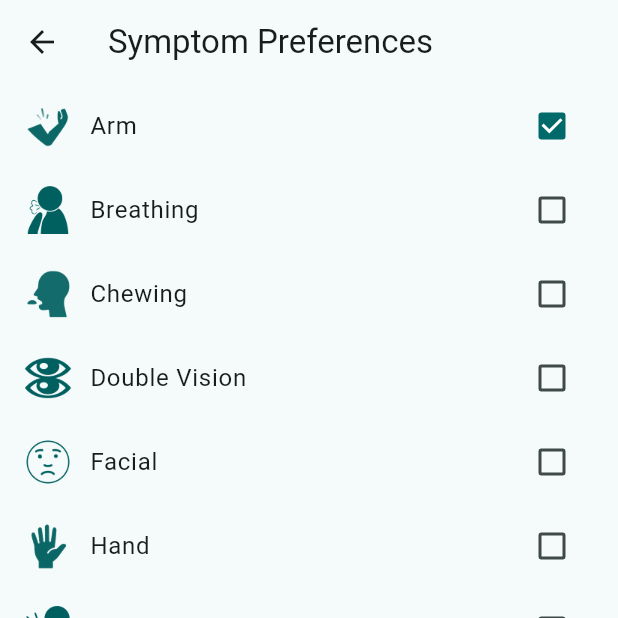
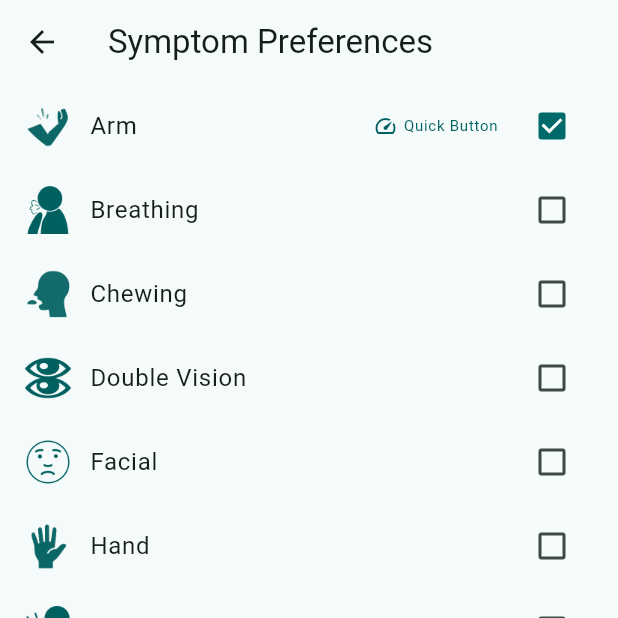
Before and after one commit to dojosgithub/mestinow, a Flutter app: the SymptomPreferencesPage screen opened directly, after a tap on "Arm", on a phone screen of 412 x 824 dp, the top half of it. Run offline on Flutter 3.47's test engine with Material 3 defaults, Android fonts, the phone set to English and light mode, and no system bars; our stand-ins replace file_picker, flutter_local_notifications, google_fonts, objectbox, percent_indicator, qr_flutter and 4 more; accounts and stored records are empty; generated files the repository leaves out were written again.

Commit message:
meaningful display of sypmtoms

```diff
--- a/lib/l10n/app_en.arb
+++ b/lib/l10n/app_en.arb
@@ -85,6 +85,7 @@
     "describeSymptom": "Describe your symptom...",
     "symptomPreferences": "Symptom Preferences",
     "symptomLimitMessage": "You can select up to 7 preferred symptoms",
+    "quickButton": "Quick Button",
     "medications": "Medications",
     "mgCautionaryMedications": "MG Cautionary Medications",
     "cautionaryMedicationsInfo": "This list contains medications that may affect Myasthenia Gravis (MG) symptoms. It is based on recommendations from the Myasthenia Gravis Foundation of America (MGFA). Always consult with your healthcare provider before starting or stopping any medication.",
--- a/lib/l10n/app_es.arb
+++ b/lib/l10n/app_es.arb
@@ -85,6 +85,7 @@
     "describeSymptom": "Describe su síntoma...",
     "symptomPreferences": "Preferencias de síntomas",
     "symptomLimitMessage": "Solo puedes seleccionar hasta 7 síntomas preferidos.",
+    "quickButton": "Botón Rápido",
     "medications": "Medicamentos",
     "mgCautionaryMedications": "Medicamentos de precaución",
     "cautionaryMedicationsInfo": "Esta lista contiene medicamentos que pueden afectar los síntomas de la Miastenia Gravis (MG). Está basada en las recomendaciones de la Myasthenia Gravis Foundation of America (MGFA). Siempre consulte con su proveedor de atención médica antes de comenzar o suspender cualquier medicamento.",
--- a/lib/pages/symptom_preferences_page.dart
+++ b/lib/pages/symptom_preferences_page.dart
@@ -50,11 +50,10 @@ class _SymptomPreferencesPageState extends State<SymptomPreferencesPage> {
     setState(() {
       allSymptoms = [
         ...Event.getSymptoms(),
-        ...customSymptoms.map((s) => Event(
-              code: s.name,
-              icon: 'assets/icons/custom.png',
-              type: 'sym'
-            )),
+        ...customSymptoms.map(
+          (s) =>
+              Event(code: s.name, icon: 'assets/icons/custom.png', type: 'sym'),
+        ),
       ];
     });
   }
@@ -110,7 +109,8 @@ class _SymptomPreferencesPageState extends State<SymptomPreferencesPage> {
       ),
       body: ListView(
         controller: _scrollController,
-        children: sortedSymptoms.map((symptom) {
+        children:
+            sortedSymptoms.map((symptom) {
               final code = symptom.code;
               return CheckboxListTile(
                 title: Row(
@@ -122,7 +122,31 @@ class _SymptomPreferencesPageState extends State<SymptomPreferencesPage> {
                       height: 32,
                     ),
                     const SizedBox(width: 12),
+                    Expanded(
+                      child: Row(
+                        children: [
                           Expanded(child: Text(symptom.getDisplayName(l10n))),
+                          if (selectedCodes.contains(code))
+                            Row(
+                              children: [
+                                const Icon(
+                                  Icons.speed,
+                                  size: 16,
+                                  color: AppColors.darkPrimary,
+                                ),
+                                const SizedBox(width: 4),
+                                Text(
+                                  l10n.quickButton,
+                                  style: const TextStyle(
+                                    color: AppColors.darkPrimary,
+                                    fontSize: 10,
+                                  ),
+                                ),
+                              ],
+                            ),
+                        ],
+                      ),
+                    ),
                   ],
                 ),
                 value: selectedCodes.contains(code),
@@ -130,7 +154,8 @@ class _SymptomPreferencesPageState extends State<SymptomPreferencesPage> {
               );
             }).toList(),
       ),
-      floatingActionButton: _showBackToTopButton
+      floatingActionButton:
+          _showBackToTopButton
               ? FloatingActionButton(
                 onPressed: () {
                   _scrollController.animateTo(
```
Lines whose indentation alone changed are shown as unchanged.
